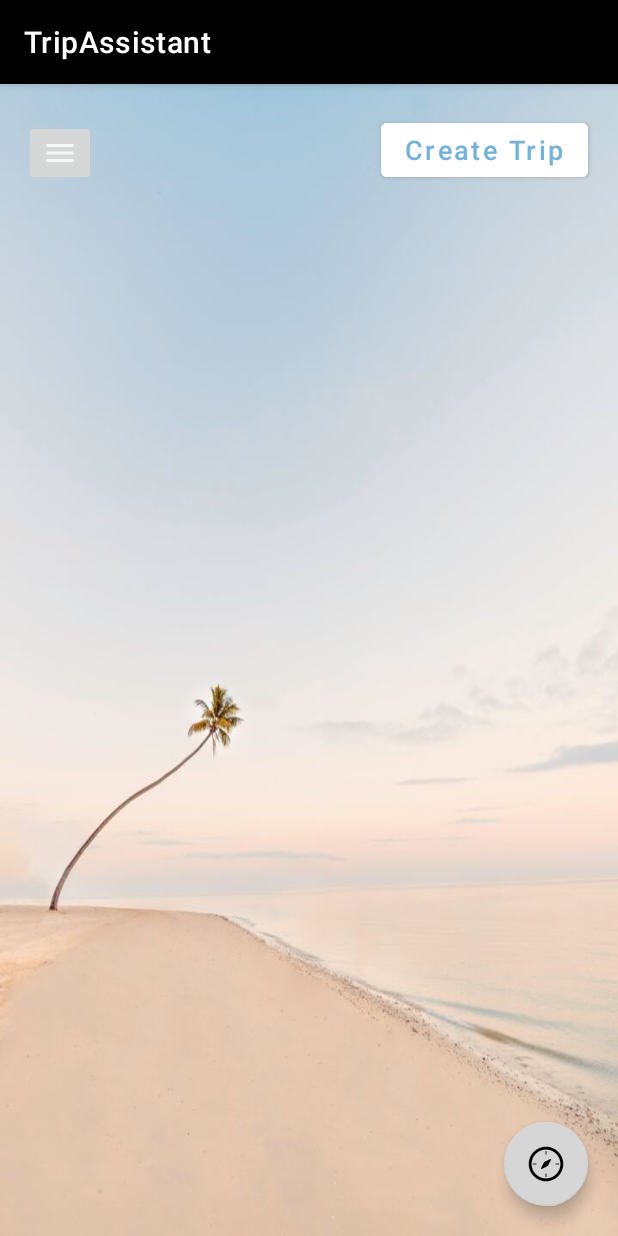
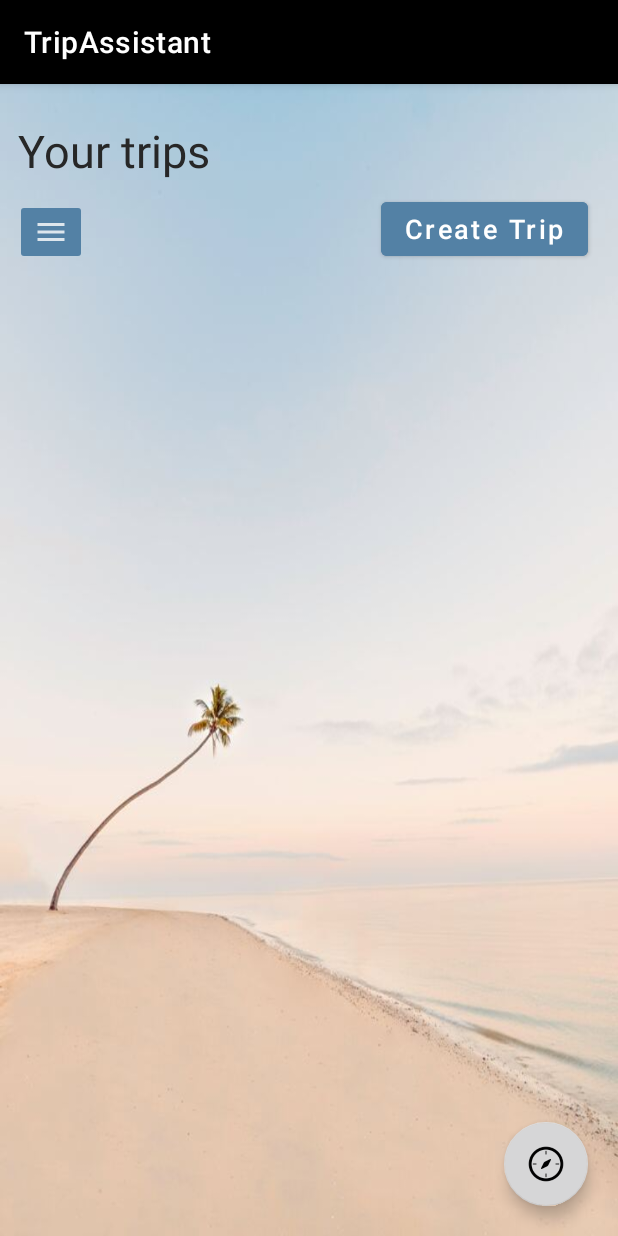
Before and after one commit to tf-cheung/TripTripAssistant, an Android app: the screen it shows after launch once a user with an empty profile is signed in (DisplayTripActivity), on a phone screen of 412 x 824 dp. Run offline under Robolectric (Android 15) with nearby library versions, the phone set to English and light mode, and no system bars; our stand-ins replace Firebase (no records; nobody signed in at launch, a user with empty details on screens opened directly); libraries missing offline, so code that uses them is left out: org.checkerframework.checker.

Commit message:
tweak UI again

```diff
--- a/app/src/main/java/com/example/tripassistant/DisplayTripActivity.java
+++ b/app/src/main/java/com/example/tripassistant/DisplayTripActivity.java
@@ -199,7 +199,7 @@ public class DisplayTripActivity extends AppCompatActivity {
                                 List<String> members = tripSnapshot.child("members").getValue(genericTypeIndicator);
                                 Trip trip = new Trip(tripsId,tripsName,members,startDate);
 
-                                if (trip != null && trip.getMembers().contains(currentUserId)) {
+                                if (trip != null && trip.getMembers() != null && trip.getMembers().contains(currentUserId)) {
                                     tripsList.add(trip);
                                     Log.d("tripid",trip.getTripId());
                                 }
--- a/app/src/main/java/com/example/tripassistant/TripAdapter.java
+++ b/app/src/main/java/com/example/tripassistant/TripAdapter.java
@@ -7,6 +7,8 @@ import android.view.ViewGroup;
 import android.widget.TextView;
 
 import androidx.annotation.NonNull;
+import androidx.cardview.widget.CardView;
+import androidx.constraintlayout.widget.ConstraintLayout;
 import androidx.recyclerview.widget.RecyclerView;
 
 import com.example.tripassistant.models.Trip;
@@ -47,7 +49,7 @@ public class TripAdapter extends RecyclerView.Adapter<TripAdapter.TripViewHolder
         if (tripDate.isBefore(today)) {
             holder.tripNameTextView.setTextColor(Color.parseColor("#808080"));
             holder.starDateTextView.setTextColor(Color.parseColor("#808080"));
-            holder.itemView.setBackgroundColor(Color.parseColor("#F0F0F0"));
+            holder.tripCardView.setBackgroundColor(Color.parseColor("#F0F0F0"));
         } else {
             holder.tripNameTextView.setTextColor(Color.parseColor("#5381a5"));
             holder.starDateTextView.setTextColor(Color.parseColor("#5381a5"));
@@ -61,12 +63,14 @@ public class TripAdapter extends RecyclerView.Adapter<TripAdapter.TripViewHolder
     }
 
     public class TripViewHolder extends RecyclerView.ViewHolder {
+        private ConstraintLayout tripCardView;
         private TextView tripNameTextView,starDateTextView;
         private List<Trip> trips;
 
         public TripViewHolder(@NonNull View itemView, List<Trip> trips) {
             super(itemView);
             this.trips = trips;
+            tripCardView = itemView.findViewById(R.id.trip_card_view);
             tripNameTextView = itemView.findViewById(R.id.trip_name_text_view);
             starDateTextView = itemView.findViewById(R.id.start_date);
 
--- a/app/src/main/res/layout/activity_display_trip.xml
+++ b/app/src/main/res/layout/activity_display_trip.xml
@@ -5,35 +5,47 @@
     android:id="@+id/drawer_layout"
     android:layout_width="match_parent"
     android:layout_height="match_parent"
-    tools:context=".DisplayTripActivity"
-    android:background="@drawable/background">
+    android:background="@drawable/background"
+    tools:context=".DisplayTripActivity">
 
     <androidx.constraintlayout.widget.ConstraintLayout
         android:layout_width="match_parent"
         android:layout_height="match_parent">
 
+        <TextView
+            android:id="@+id/header_text_view"
+            android:layout_width="match_parent"
+            android:layout_height="wrap_content"
+            android:text="@string/your_trips"
+            android:textColor="@color/secondary"
+            android:textSize="30sp"
+            android:layout_margin="12dp"
+            android:paddingVertical="12dp"
+            app:layout_constraintTop_toTopOf="parent" />
+
         <ImageButton
             android:id="@+id/menu_button"
             android:layout_width="wrap_content"
             android:layout_height="wrap_content"
-            android:layout_marginStart="16dp"
+            android:layout_marginStart="10dp"
+            android:backgroundTint="@color/wedgewood"
             android:src="@drawable/ic_menu"
-            app:layout_constraintStart_toStartOf="parent"
-            app:layout_constraintBottom_toBottomOf="@id/create_button" />
+            app:layout_constraintTop_toBottomOf="@id/header_text_view"
+            app:layout_constraintStart_toStartOf="parent" />
 
         <Button
             android:id="@+id/create_button"
             android:layout_width="wrap_content"
             android:layout_height="wrap_content"
+            android:layout_marginEnd="20dp"
             android:layout_marginTop="16dp"
+            android:backgroundTint="@color/wedgewood"
             android:text="@string/create_trip"
-            android:backgroundTint="@color/white"
-            android:textColor="@color/green"
+            android:textAllCaps="false"
+            android:textColor="@color/white"
             android:textSize="18sp"
-            android:textAllCaps="false"
             app:layout_constraintEnd_toEndOf="parent"
-            app:layout_constraintTop_toTopOf="parent"
-            android:layout_margin="20dp" />
+            app:layout_constraintBottom_toBottomOf="@+id/menu_button" />
 
         <androidx.recyclerview.widget.RecyclerView
             android:id="@+id/trip_recycler_view"
@@ -41,30 +53,29 @@
             android:layout_height="wrap_content"
             android:padding="5dp"
             android:scrollbars="vertical"
-            app:layout_constraintTop_toBottomOf="@id/create_button" />
+            app:layout_constraintTop_toBottomOf="@id/menu_button" />
 
         <com.google.android.material.floatingactionbutton.FloatingActionButton
             android:id="@+id/explore_button"
             android:layout_width="wrap_content"
             android:layout_height="wrap_content"
+            android:layout_margin="20dp"
+            android:onClick="goToExplore"
             android:src="@drawable/ic_explore"
-            app:tint="@null"
             app:backgroundTint="@color/quantum_grey400"
             app:layout_constraintBottom_toBottomOf="parent"
             app:layout_constraintEnd_toEndOf="parent"
-            android:layout_margin="20dp"
-            android:onClick="goToExplore" />
+            app:tint="@null" />
 
     </androidx.constraintlayout.widget.ConstraintLayout>
 
     <LinearLayout
         android:layout_width="wrap_content"
         android:layout_height="match_parent"
+        android:layout_gravity="start"
         android:background="@color/white"
-        android:layout_gravity="start"
         android:orientation="vertical"
-        android:padding="16dp"
-        >
+        android:padding="16dp">
 
         <TextView
             android:id="@+id/nav_username"
@@ -73,6 +84,7 @@
             android:layout_marginTop="16dp"
             android:text="Username"
             android:textAppearance="@style/TextAppearance.AppCompat.Body1" />
+
         <TextView
             android:id="@+id/nav_email"
             android:layout_width="match_parent"
@@ -85,29 +97,28 @@
             android:id="@+id/sidebar_layout"
             android:layout_width="300dp"
             android:layout_height="match_parent"
-        android:orientation="vertical"
+            android:layout_gravity="start"
             android:background="@color/white"
-        android:layout_gravity="start">
+            android:orientation="vertical">
 
             <LinearLayout
                 android:layout_width="match_parent"
                 android:layout_height="match_parent"
-            android:orientation="horizontal"
-            android:gravity="bottom">
+                android:gravity="bottom"
+                android:orientation="horizontal">
 
 
                 <ImageButton
                     android:id="@+id/signout_button"
                     android:layout_width="wrap_content"
                     android:layout_height="wrap_content"
-                android:src="@drawable/ic_logout_black"
+                    android:background="?android:attr/selectableItemBackground"
                     android:contentDescription="@string/signout_button_description"
                     android:padding="8dp"
-                android:background="?android:attr/selectableItemBackground" />
+                    android:src="@drawable/ic_logout_black" />
             </LinearLayout>
         </LinearLayout>
     </LinearLayout>
 
 
-
 </androidx.drawerlayout.widget.DrawerLayout>
--- a/app/src/main/res/layout/activity_explore.xml
+++ b/app/src/main/res/layout/activity_explore.xml
@@ -4,7 +4,8 @@
     xmlns:tools="http://schemas.android.com/tools"
     android:layout_width="match_parent"
     android:layout_height="match_parent"
-    tools:context=".ExploreActivity">
+    tools:context=".ExploreActivity"
+    android:background="@drawable/background">
 
     <androidx.recyclerview.widget.RecyclerView
         android:id="@+id/postrecyclerview"
--- a/app/src/main/res/layout/activity_trip_details.xml
+++ b/app/src/main/res/layout/activity_trip_details.xml
@@ -50,14 +50,14 @@
 
         <ImageButton
             android:id="@+id/share_button"
-            android:layout_width="48dp"
-            android:layout_height="48dp"
+            android:layout_width="42dp"
+            android:layout_height="42dp"
             android:layout_marginEnd="16dp"
+            android:layout_marginBottom="10dp"
             android:adjustViewBounds="true"
             android:background="?android:attr/selectableItemBackground"
             android:scaleType="fitCenter"
             android:src="@drawable/ic_share"
-            app:layout_constraintTop_toTopOf="parent"
             app:layout_constraintEnd_toEndOf="parent"
             app:layout_constraintBottom_toBottomOf="@id/trip_name_text_view"
             app:tint="@color/wedgewood" />
--- a/app/src/main/res/layout/trip_item.xml
+++ b/app/src/main/res/layout/trip_item.xml
@@ -8,6 +8,7 @@
     app:cardCornerRadius="8dp">
 
     <androidx.constraintlayout.widget.ConstraintLayout
+        android:id="@+id/trip_card_view"
         android:layout_width="match_parent"
         android:layout_height="wrap_content"
         android:padding="16dp">
```
Also changed, not shown: app/src/main/res/layout/activity_add_trip.xml (+5 -3 lines). Lines whose indentation alone changed are shown as unchanged.
